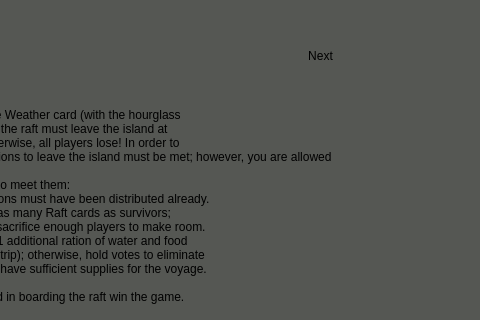
The window that hellapagos/mainwindow.ui (magacevic/Hellapagos) describes before a commit, drawn with Qt 5; both pictures show x 260 to 740 and y 0 to 320 of the 740 by 500 pixel window.
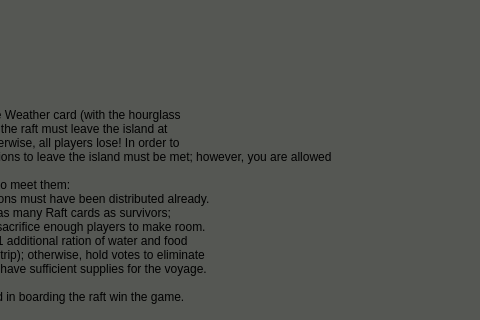
The same window after the commit. The open tabs and pages were chosen to show the change. Icons and pictures are not drawn.

What changed in the file:
```diff
--- a/hellapagos/mainwindow.ui
+++ b/hellapagos/mainwindow.ui
@@ -788,26 +788,6 @@
        <string>Previous</string>
       </property>
      </widget>
-     <widget class="QPushButton" name="next_8">
-      <property name="geometry">
-       <rect>
-        <x>510</x>
-        <y>30</y>
-        <width>141</width>
-        <height>51</height>
-       </rect>
-      </property>
-      <property name="styleSheet">
-       <string notr="true">background:transparent;
-color: rgb(0, 0, 0);
-font: 700 italic 20pt &quot;aakar&quot;;
-image: url(:/wooden-badge-banner-wooden-plank-plate-png.png);
-border:none;</string>
-      </property>
-      <property name="text">
-       <string>Next</string>
-      </property>
-     </widget>
     </widget>
     <widget class="QWidget" name="settings">
      <property name="styleSheet">
```
